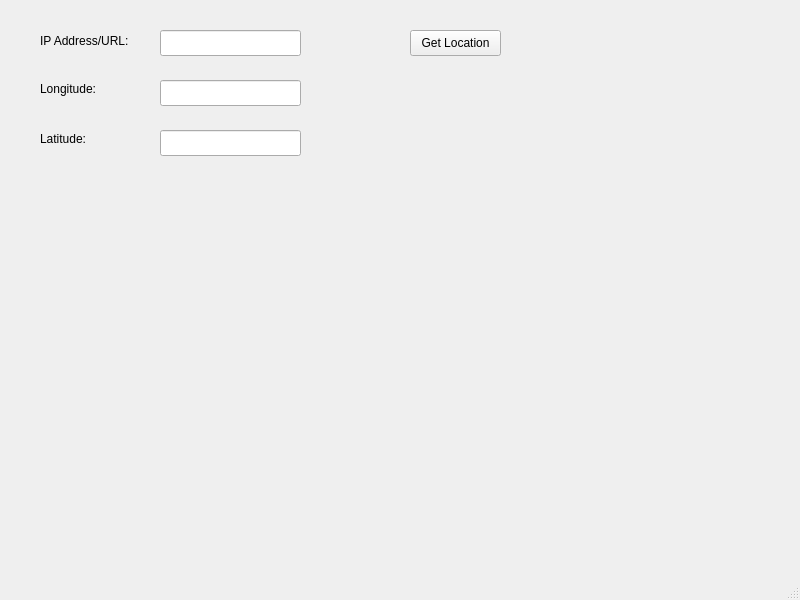
Before: the Qt Designer form mainwindow.ui in adamtkaczyk/geolocation_search, drawn with Qt 5.
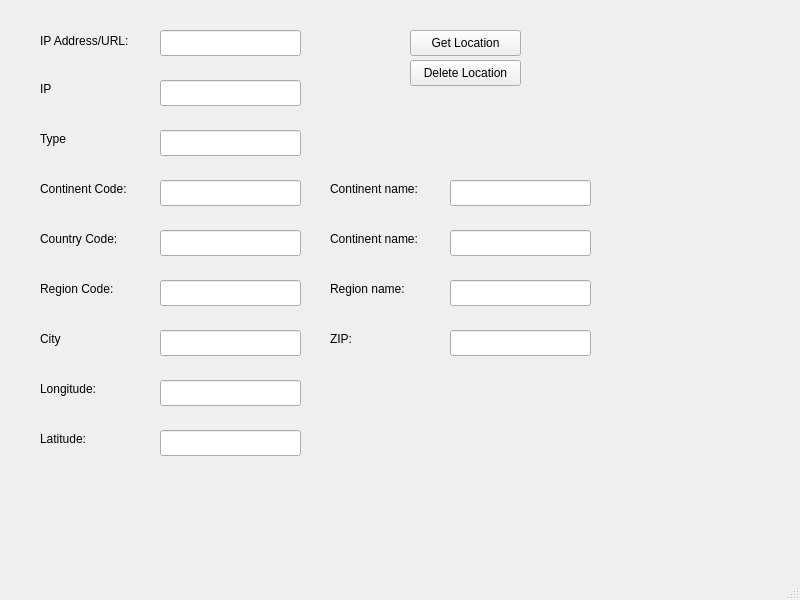
After: the same form once the commit is applied.

```diff
--- a/mainwindow.ui
+++ b/mainwindow.ui
@@ -28,7 +28,7 @@
     <property name="geometry">
      <rect>
       <x>160</x>
-      <y>80</y>
+      <y>380</y>
       <width>141</width>
       <height>26</height>
      </rect>
@@ -42,7 +42,7 @@
      <rect>
       <x>410</x>
       <y>30</y>
-      <width>91</width>
+      <width>111</width>
       <height>26</height>
      </rect>
     </property>
@@ -67,7 +67,7 @@
     <property name="geometry">
      <rect>
       <x>40</x>
-      <y>80</y>
+      <y>380</y>
       <width>81</width>
       <height>18</height>
      </rect>
@@ -80,7 +80,7 @@
     <property name="geometry">
      <rect>
       <x>40</x>
-      <y>130</y>
+      <y>430</y>
       <width>81</width>
       <height>18</height>
      </rect>
@@ -93,10 +93,283 @@
     <property name="geometry">
      <rect>
       <x>160</x>
+      <y>430</y>
+      <width>141</width>
+      <height>26</height>
+     </rect>
+    </property>
+   </widget>
+   <widget class="QPushButton" name="delete_location_button">
+    <property name="geometry">
+     <rect>
+      <x>410</x>
+      <y>60</y>
+      <width>111</width>
+      <height>26</height>
+     </rect>
+    </property>
+    <property name="text">
+     <string>Delete Location</string>
+    </property>
+   </widget>
+   <widget class="QLabel" name="label_4">
+    <property name="geometry">
+     <rect>
+      <x>40</x>
+      <y>80</y>
+      <width>81</width>
+      <height>18</height>
+     </rect>
+    </property>
+    <property name="text">
+     <string>IP</string>
+    </property>
+   </widget>
+   <widget class="QLineEdit" name="ip_edit">
+    <property name="geometry">
+     <rect>
+      <x>160</x>
+      <y>80</y>
+      <width>141</width>
+      <height>26</height>
+     </rect>
+    </property>
+    <property name="readOnly">
+     <bool>true</bool>
+    </property>
+   </widget>
+   <widget class="QLabel" name="label_5">
+    <property name="geometry">
+     <rect>
+      <x>40</x>
       <y>130</y>
+      <width>81</width>
+      <height>18</height>
+     </rect>
+    </property>
+    <property name="text">
+     <string>Type</string>
+    </property>
+   </widget>
+   <widget class="QLineEdit" name="type_edit">
+    <property name="geometry">
+     <rect>
+      <x>160</x>
+      <y>130</y>
       <width>141</width>
       <height>26</height>
      </rect>
+    </property>
+    <property name="readOnly">
+     <bool>true</bool>
+    </property>
+   </widget>
+   <widget class="QLabel" name="label_6">
+    <property name="geometry">
+     <rect>
+      <x>40</x>
+      <y>180</y>
+      <width>101</width>
+      <height>18</height>
+     </rect>
+    </property>
+    <property name="text">
+     <string>Continent Code:</string>
+    </property>
+   </widget>
+   <widget class="QLineEdit" name="continent_code_edit">
+    <property name="geometry">
+     <rect>
+      <x>160</x>
+      <y>180</y>
+      <width>141</width>
+      <height>26</height>
+     </rect>
+    </property>
+    <property name="readOnly">
+     <bool>true</bool>
+    </property>
+   </widget>
+   <widget class="QLineEdit" name="continent_name_edit">
+    <property name="geometry">
+     <rect>
+      <x>450</x>
+      <y>180</y>
+      <width>141</width>
+      <height>26</height>
+     </rect>
+    </property>
+    <property name="readOnly">
+     <bool>true</bool>
+    </property>
+   </widget>
+   <widget class="QLabel" name="label_7">
+    <property name="geometry">
+     <rect>
+      <x>330</x>
+      <y>180</y>
+      <width>111</width>
+      <height>18</height>
+     </rect>
+    </property>
+    <property name="text">
+     <string>Continent name:</string>
+    </property>
+   </widget>
+   <widget class="QLineEdit" name="country_name_edit">
+    <property name="geometry">
+     <rect>
+      <x>450</x>
+      <y>230</y>
+      <width>141</width>
+      <height>26</height>
+     </rect>
+    </property>
+    <property name="readOnly">
+     <bool>true</bool>
+    </property>
+   </widget>
+   <widget class="QLineEdit" name="country_code_edit">
+    <property name="geometry">
+     <rect>
+      <x>160</x>
+      <y>230</y>
+      <width>141</width>
+      <height>26</height>
+     </rect>
+    </property>
+    <property name="readOnly">
+     <bool>true</bool>
+    </property>
+   </widget>
+   <widget class="QLabel" name="label_8">
+    <property name="geometry">
+     <rect>
+      <x>330</x>
+      <y>230</y>
+      <width>101</width>
+      <height>18</height>
+     </rect>
+    </property>
+    <property name="text">
+     <string>Continent name:</string>
+    </property>
+   </widget>
+   <widget class="QLabel" name="label_9">
+    <property name="geometry">
+     <rect>
+      <x>40</x>
+      <y>230</y>
+      <width>101</width>
+      <height>18</height>
+     </rect>
+    </property>
+    <property name="text">
+     <string>Country Code:</string>
+    </property>
+   </widget>
+   <widget class="QLineEdit" name="region_name_edit">
+    <property name="geometry">
+     <rect>
+      <x>450</x>
+      <y>280</y>
+      <width>141</width>
+      <height>26</height>
+     </rect>
+    </property>
+    <property name="readOnly">
+     <bool>true</bool>
+    </property>
+   </widget>
+   <widget class="QLabel" name="label_10">
+    <property name="geometry">
+     <rect>
+      <x>330</x>
+      <y>280</y>
+      <width>101</width>
+      <height>18</height>
+     </rect>
+    </property>
+    <property name="text">
+     <string>Region name:</string>
+    </property>
+   </widget>
+   <widget class="QLabel" name="label_11">
+    <property name="geometry">
+     <rect>
+      <x>40</x>
+      <y>280</y>
+      <width>101</width>
+      <height>18</height>
+     </rect>
+    </property>
+    <property name="text">
+     <string>Region Code:</string>
+    </property>
+   </widget>
+   <widget class="QLineEdit" name="region_code_edit">
+    <property name="geometry">
+     <rect>
+      <x>160</x>
+      <y>280</y>
+      <width>141</width>
+      <height>26</height>
+     </rect>
+    </property>
+    <property name="readOnly">
+     <bool>true</bool>
+    </property>
+   </widget>
+   <widget class="QLabel" name="label_12">
+    <property name="geometry">
+     <rect>
+      <x>40</x>
+      <y>330</y>
+      <width>101</width>
+      <height>18</height>
+     </rect>
+    </property>
+    <property name="text">
+     <string>City</string>
+    </property>
+   </widget>
+   <widget class="QLineEdit" name="city_edit">
+    <property name="geometry">
+     <rect>
+      <x>160</x>
+      <y>330</y>
+      <width>141</width>
+      <height>26</height>
+     </rect>
+    </property>
+    <property name="readOnly">
+     <bool>true</bool>
+    </property>
+   </widget>
+   <widget class="QLineEdit" name="zip_edit">
+    <property name="geometry">
+     <rect>
+      <x>450</x>
+      <y>330</y>
+      <width>141</width>
+      <height>26</height>
+     </rect>
+    </property>
+    <property name="readOnly">
+     <bool>true</bool>
+    </property>
+   </widget>
+   <widget class="QLabel" name="label_13">
+    <property name="geometry">
+     <rect>
+      <x>330</x>
+      <y>330</y>
+      <width>101</width>
+      <height>18</height>
+     </rect>
+    </property>
+    <property name="text">
+     <string>ZIP:</string>
     </property>
    </widget>
   </widget>
```
